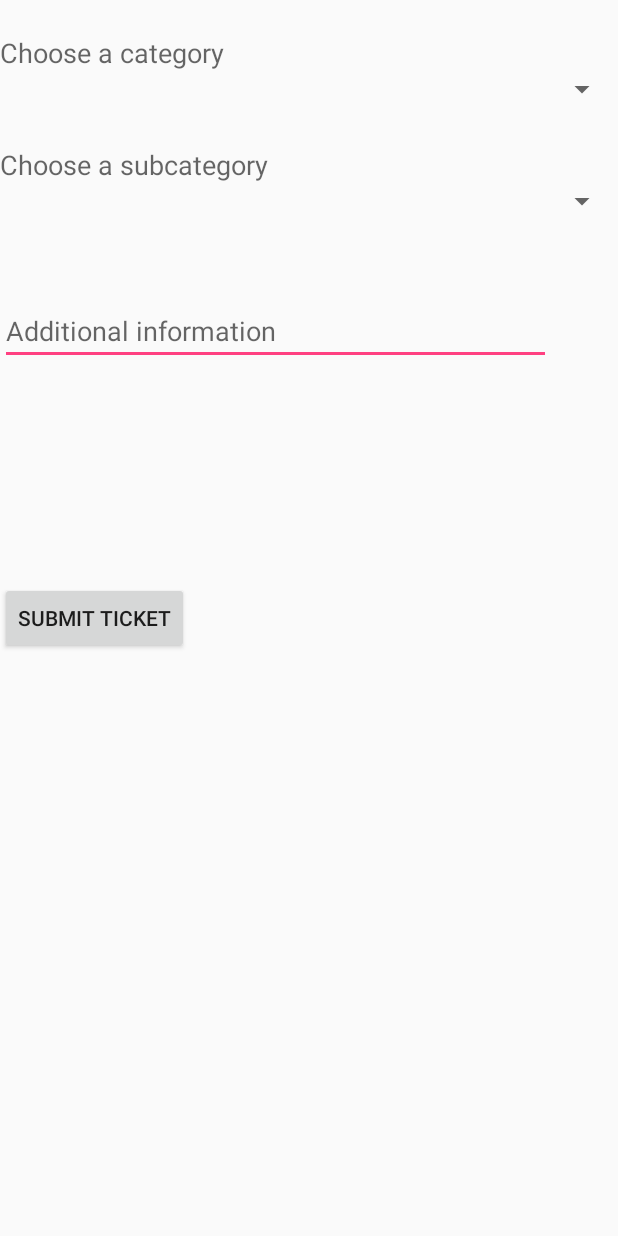
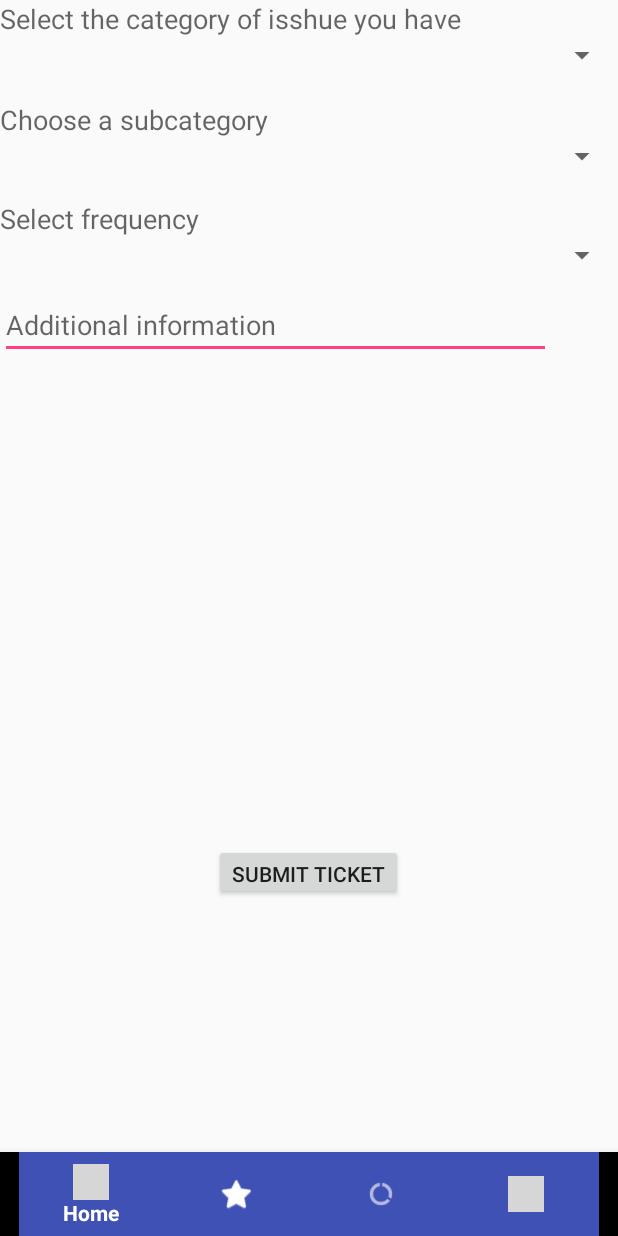
Before and after one commit to fvukojevic/Mobile-Research-Application, an Android app: the layout activity_create_ticket.xml on its own in the app's theme, with its tools: preview values and no code run, on a phone screen of 412 x 824 dp. Run offline under Robolectric (Android 15) with nearby library versions, the phone set to English and light mode, and no system bars; grey boxes are pictures that could not be loaded.

Commit message:
Bottom navigation View

```diff
--- a/app/src/main/java/com/example/administrator/demographicstuff/MainActivity.java
+++ b/app/src/main/java/com/example/administrator/demographicstuff/MainActivity.java
@@ -108,6 +108,7 @@ public class MainActivity extends AppCompatActivity {
                         Toast.makeText(MainActivity.this, "Demographic submited!", Toast.LENGTH_SHORT).show();
                         Intent intent = new Intent(".FirstPageActivity");
                         startActivity(intent);
+                        finish();
                     }
                 }
             }
--- /dev/null
+++ b/app/src/main/res/color/nav_item_colors.xml
@@ -0,0 +1,6 @@
+<?xml version="1.0" encoding="utf-8"?>
+<selector xmlns:android="http://schemas.android.com/apk/res/android">
+    <item android:color="@color/colorWhite"
+        android:state_checked= "true" />
+    <item android:color="@color/colorWhite"></item>
+</selector>
--- a/app/src/main/res/layout/activity_create_ticket.xml
+++ b/app/src/main/res/layout/activity_create_ticket.xml
@@ -3,6 +3,7 @@
     xmlns:app="http://schemas.android.com/apk/res-auto"
     xmlns:tools="http://schemas.android.com/tools"
     android:layout_width="match_parent"
+    android:orientation="vertical"
     android:layout_height="match_parent"
     tools:context=".CreateTicketActivity">
 
@@ -11,17 +12,25 @@
             android:layout_width="match_parent"
             android:layout_height="wrap_content"
             android:layout_alignParentStart="true"
-        android:layout_alignParentTop="true"
-        android:layout_marginTop="47dp"
+            android:layout_below="@+id/category_text"
             android:entries="@array/spinner_category" />
 
-    <Spinner
-        android:id="@+id/spinner2"
+        <TextView
+            android:id="@+id/category_text"
             android:layout_width="match_parent"
             android:layout_height="wrap_content"
             android:layout_alignParentStart="true"
             android:layout_alignParentTop="true"
-        android:layout_marginTop="122dp" />
+            android:text="Select the category of isshue you have"
+            android:textAppearance="@style/TextAppearance.AppCompat.Medium" />
+
+        <Spinner
+            android:id="@+id/spinner3"
+            android:layout_width="match_parent"
+            android:layout_height="wrap_content"
+            android:layout_alignParentStart="true"
+            android:layout_below="@+id/frequency_text"
+            android:entries="@array/spinner_frequency" />
 
         <EditText
             android:id="@+id/question_field"
@@ -29,7 +38,7 @@
             android:layout_height="wrap_content"
             android:layout_alignParentStart="true"
             android:layout_alignParentTop="true"
-        android:layout_marginTop="198dp"
+            android:layout_marginTop="194dp"
             android:ems="10"
             android:hint="Additional information"
             android:inputType="textPersonName" />
@@ -37,29 +46,48 @@
     <Button
         android:id="@+id/btn_ticket"
         android:layout_width="wrap_content"
-        android:layout_height="wrap_content"
-        android:layout_alignParentStart="true"
-        android:layout_centerVertical="true"
+        android:layout_height="37dp"
+        android:layout_alignParentBottom="true"
+        android:layout_centerHorizontal="true"
+        android:layout_marginBottom="224dp"
         android:text="SUBMIT TICKET" />
 
         <TextView
-        android:id="@+id/category_text"
+            android:id="@+id/frequency_text"
             android:layout_width="wrap_content"
             android:layout_height="wrap_content"
-        android:layout_above="@+id/spinner"
             android:layout_alignParentStart="true"
-        android:layout_marginBottom="-47dp"
-        android:text="Choose a category"
+            android:layout_alignParentTop="true"
+            android:layout_marginTop="133dp"
+            android:text="Select frequency"
             android:textAppearance="@style/TextAppearance.AppCompat.Medium" />
+
+        <Spinner
+            android:id="@+id/spinner2"
+            android:layout_width="match_parent"
+            android:layout_height="wrap_content"
+            android:layout_alignParentStart="true"
+            android:layout_below="@+id/subcategory_text" />
 
         <TextView
             android:id="@+id/subcategory_text"
             android:layout_width="wrap_content"
             android:layout_height="wrap_content"
-        android:layout_above="@+id/spinner2"
             android:layout_alignParentStart="true"
-        android:layout_marginBottom="-122dp"
+            android:layout_alignParentTop="true"
+            android:layout_marginTop="67dp"
             android:text="Choose a subcategory"
             android:textAppearance="@style/TextAppearance.AppCompat.Medium" />
 
+    <android.support.design.widget.BottomNavigationView
+        android:id="@+id/bottom"
+        android:layout_width="match_parent"
+        android:layout_height="56dp"
+        android:layout_alignParentBottom="true"
+        android:layout_alignParentStart="true"
+        app:itemBackground="@color/colorPrimary"
+        app:itemIconTint="@color/nav_item_colors"
+        app:itemTextColor="@color/nav_item_colors"
+        app:menu="@menu/nav_items"></android.support.design.widget.BottomNavigationView>
+
 </RelativeLayout>
--- /dev/null
+++ b/app/src/main/res/menu/nav_items.xml
@@ -0,0 +1,29 @@
+<?xml version="1.0" encoding="utf-8"?>
+<menu xmlns:app="http://schemas.android.com/apk/res-auto"
+    xmlns:android="http://schemas.android.com/apk/res/android">
+
+    <item
+        android:id="@+id/nav_home"
+        android:icon="@drawable/ic_action_name_home"
+        android:enabled="true"
+        android:title="Home"
+        app:showAsAction="ifRoom"/>
+    <item
+        android:id="@+id/nav_live"
+        android:icon="@android:drawable/btn_star"
+        android:enabled="true"
+        android:title="Live"
+        app:showAsAction="ifRoom"/>
+    <item
+        android:id="@+id/nav_usage"
+        android:icon="@drawable/ic_action_name_data"
+        android:enabled="true"
+        android:title="Usage"
+        app:showAsAction="ifRoom"/>
+    <item
+        android:id="@+id/nav_ticket"
+        android:icon="@drawable/ic_action_name"
+        android:enabled="true"
+        android:title="Tickets"
+        app:showAsAction="ifRoom"/>
+</menu>
--- a/app/src/main/res/values/colors.xml
+++ b/app/src/main/res/values/colors.xml
@@ -1,6 +1,8 @@
 <?xml version="1.0" encoding="utf-8"?>
 <resources>
-    <color name="colorPrimary">#3F51B5</color>
+    <color name="colorPrimary">#3f51b5</color>
     <color name="colorPrimaryDark">#303F9F</color>
     <color name="colorAccent">#FF4081</color>
+
+    <color name="colorWhite">#ffffff</color>
 </resources>
--- a/app/src/main/res/values/strings.xml
+++ b/app/src/main/res/values/strings.xml
@@ -3,9 +3,18 @@
 
     <string-array name="spinner_category">
         <item></item>
-        <item>Question 1</item>
-        <item>Question 2</item>
-        <item>Question 3</item>
-        <item>Question 4</item>
+        <item>Voice</item>
+        <item>Coverage</item>
+        <item>Mobile Data</item>
+        <item>Device</item>
+    </string-array>
+
+    <string-array name="spinner_frequency">
+        <item></item>
+        <item>First time</item>
+        <item>Few times a month</item>
+        <item>Few times a week</item>
+        <item>A lot recently</item>
+        <item>Continiously</item>
     </string-array>
 </resources>
```
Also changed, not shown: app/build.gradle (+11 -0 lines), app/src/main/java/com/example/administrator/demographicstuff/DatabaseHelper.java (+7 -5 lines), app/src/main/res/layout/activity_first_page.xml (added, +63 -0 lines), app/src/main/res/layout/activity_main.xml (+7 -7 lines), app/src/main/res/drawable-hdpi/ic_action_name_data.png (added), app/src/main/res/drawable-mdpi/ic_action_name_data.png (added), app/src/main/res/drawable-xhdpi/ic_action_name_data.png (added), app/src/main/res/drawable-xxhdpi/ic_action_name_data.png (added). Lines whose indentation alone changed are shown as unchanged.
